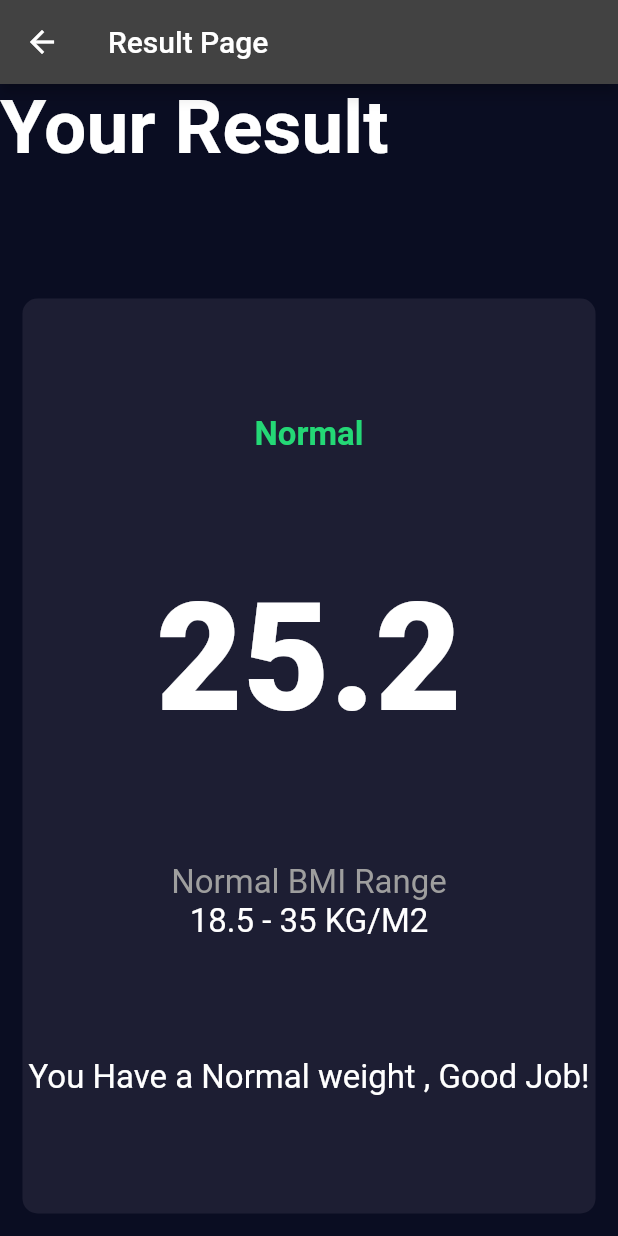
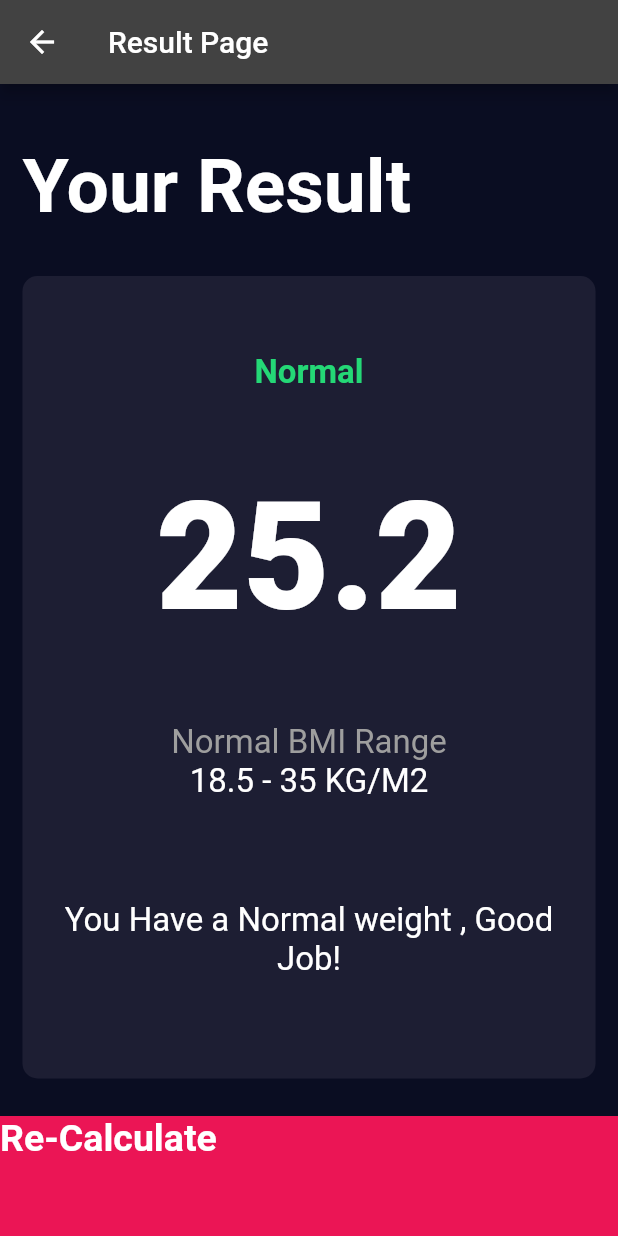
Before and after one commit to HeratUni-CS/bmi-calculator-momenzadh, a Flutter app: the screen it shows after launch, after a tap on "Calculate", on a phone screen of 412 x 824 dp. Run offline on Flutter 3.47's test engine with Material 2 defaults, Android fonts, the phone set to English and light mode, and no system bars; our stand-ins replace font_awesome_flutter.

Commit message:
Commit For BMICALCULATOR Project in this projrct

```diff
--- a/lib/bottom_button.dart
+++ b/lib/composer/bottom_button.dart
@@ -1,5 +1,5 @@
 import 'package:flutter/material.dart';
-import 'constant.dart';
+import '../constant.dart';
 class BottomButton extends StatelessWidget {
   final String? title;
   final VoidCallback? onTap;
--- a/lib/reusable_card.dart
+++ b/lib/composer/reusable_card.dart
@@ -1,5 +1,5 @@
 import 'package:flutter/material.dart';
-import 'constant.dart';
+import '../constant.dart';
 class ReusableCard extends StatelessWidget {
   final Color? color;
   final Widget? child;
--- a/lib/main.dart
+++ b/lib/main.dart
@@ -1,5 +1,5 @@
 import 'package:flutter/material.dart';
-import 'input_page.dart';
+import 'screens/input_page.dart';
 
 void main() => runApp(BMICalculator());
 
--- a/lib/input_page.dart
+++ b/lib/screens/input_page.dart
@@ -1,13 +1,14 @@
 
 
-import 'package:bmi_app_calculator/bottom_button.dart';
+import 'package:bmi_app_calculator/calculater.dart';
+import 'package:bmi_app_calculator/composer/bottom_button.dart';
 import 'package:bmi_app_calculator/constant.dart';
-import 'package:bmi_app_calculator/icon_content.dart';
-import 'package:bmi_app_calculator/reusable_card.dart';
-import 'package:bmi_app_calculator/result_page.dart';
+import 'package:bmi_app_calculator/composer//icon_content.dart';
+import 'package:bmi_app_calculator/composer/reusable_card.dart';
+import 'package:bmi_app_calculator/screens//result_page.dart';
 import 'package:font_awesome_flutter/font_awesome_flutter.dart';
 import 'package:flutter/material.dart';
-import 'round_icon_button.dart';
+import '../composer//round_icon_button.dart';
 enum Gender{male,female}
 
 
@@ -170,6 +171,7 @@ class _InputPageState extends State<InputPage> {
               ],
             ),),
             BottomButton(title: 'Calculate',onTap: (){
+              Calculator calculator= Calculator(weight: weight, height: height);
               Navigator.push(context, MaterialPageRoute(builder: (context) => ResultPage(),),);
             },) ,
           ],
--- a/lib/result_page.dart
+++ b/lib/screens/result_page.dart
@@ -1,6 +1,7 @@
-import 'package:bmi_app_calculator/reusable_card.dart';
+import 'package:bmi_app_calculator/composer/bottom_button.dart';
+import 'package:bmi_app_calculator/composer/reusable_card.dart';
 import 'package:flutter/material.dart';
-import 'constant.dart';
+import '/constant.dart';
 
 class ResultPage extends StatelessWidget {
   const ResultPage({Key? key}) : super(key: key);
@@ -16,6 +17,8 @@ class ResultPage extends StatelessWidget {
         children: [
           Expanded(
             child:Container(
+              alignment: Alignment.bottomLeft,
+              padding: EdgeInsets.all(15),
             child: Text('Your Result',style: KTitleTextStyle),
           ),
           ),
@@ -41,14 +44,21 @@ class ResultPage extends StatelessWidget {
                     Text('18.5 - 35 KG/M2',style: KBodyTextStyle),
                   ],
                 ),
-                Text(
-                    'You Have a Normal weight , Good Job!',
-                    style: KBodyTextStyle,
-                  textAlign: TextAlign.center,
+                Padding(
+                  padding: const EdgeInsets.all(15),
+                  child: Text(
+                      'You Have a Normal weight , Good Job!',
+                      style: KBodyTextStyle,
+                    textAlign: TextAlign.center,
+                  ),
                 ),
               ],
             ),
-          ))
+          ),
+          ),
+          BottomButton(title: 'Re-Calculate', onTap:(){
+            Navigator.pop(context);
+          }),
         ],
       ),
     );
```
Also changed, not shown: lib/calculater.dart (added, +36 -0 lines), lib/composer/icon_content.dart (renamed from lib/icon_content.dart), lib/composer/round_icon_button.dart (renamed from lib/round_icon_button.dart).
